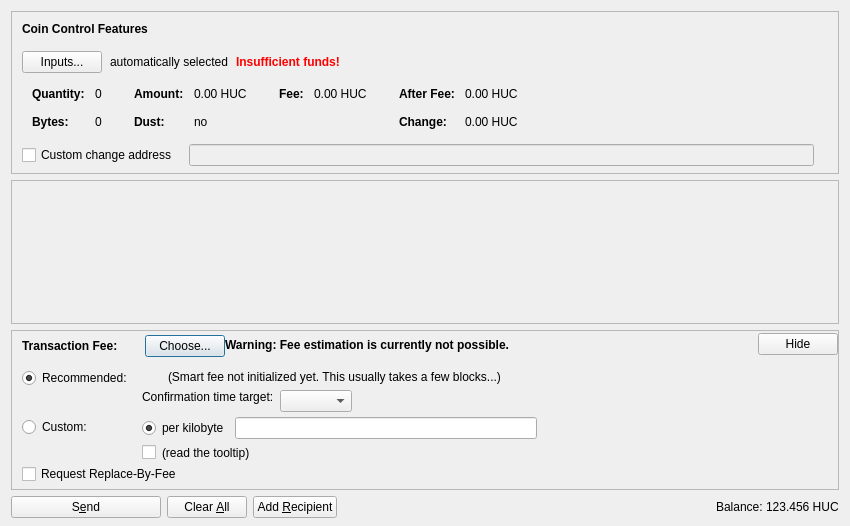
Old version of the form src/qt/forms/sendcoinsdialog.ui in the repository fcash-project/fcash-core.
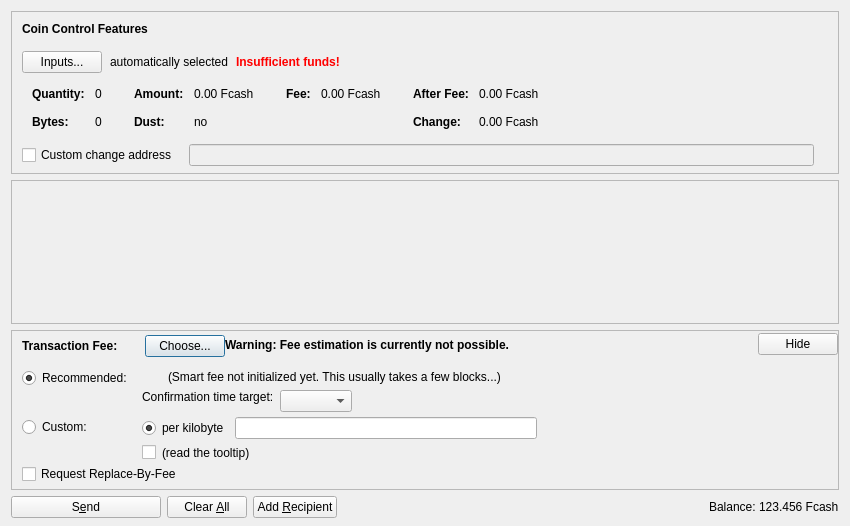
New version of the form. Icons and pictures are not drawn. Custom widgets are drawn as their Qt base class.

Diff of the .ui file:
```diff
--- a/src/qt/forms/sendcoinsdialog.ui
+++ b/src/qt/forms/sendcoinsdialog.ui
@@ -324,7 +324,7 @@
                   <enum>Qt::ActionsContextMenu</enum>
                  </property>
                  <property name="text">
-                  <string notr="true">0.00 HUC</string>
+                  <string notr="true">0.00 Fcash</string>
                  </property>
                  <property name="textInteractionFlags">
                   <set>Qt::LinksAccessibleByMouse|Qt::TextSelectableByKeyboard|Qt::TextSelectableByMouse</set>
@@ -404,7 +404,7 @@
                   <enum>Qt::ActionsContextMenu</enum>
                  </property>
                  <property name="text">
-                  <string notr="true">0.00 HUC</string>
+                  <string notr="true">0.00 Fcash</string>
                  </property>
                  <property name="textInteractionFlags">
                   <set>Qt::LinksAccessibleByMouse|Qt::TextSelectableByKeyboard|Qt::TextSelectableByMouse</set>
@@ -455,7 +455,7 @@
                   <enum>Qt::ActionsContextMenu</enum>
                  </property>
                  <property name="text">
-                  <string notr="true">0.00 HUC</string>
+                  <string notr="true">0.00 Fcash</string>
                  </property>
                  <property name="textInteractionFlags">
                   <set>Qt::LinksAccessibleByMouse|Qt::TextSelectableByKeyboard|Qt::TextSelectableByMouse</set>
@@ -484,7 +484,7 @@
                   <enum>Qt::ActionsContextMenu</enum>
                  </property>
                  <property name="text">
-                  <string notr="true">0.00 HUC</string>
+                  <string notr="true">0.00 Fcash</string>
                  </property>
                  <property name="textInteractionFlags">
                   <set>Qt::LinksAccessibleByMouse|Qt::TextSelectableByKeyboard|Qt::TextSelectableByMouse</set>
@@ -1253,7 +1253,7 @@
           <cursorShape>IBeamCursor</cursorShape>
          </property>
          <property name="text">
-          <string notr="true">123.456 HUC</string>
+          <string notr="true">123.456 Fcash</string>
          </property>
          <property name="textInteractionFlags">
           <set>Qt::LinksAccessibleByMouse|Qt::TextSelectableByKeyboard|Qt::TextSelectableByMouse</set>
```
